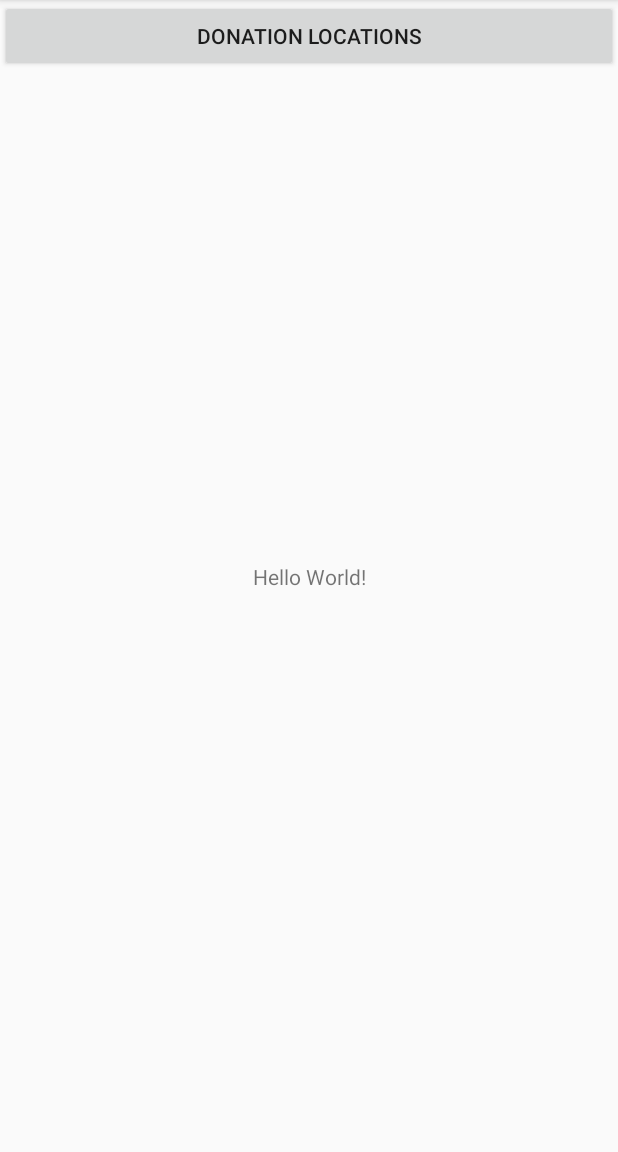
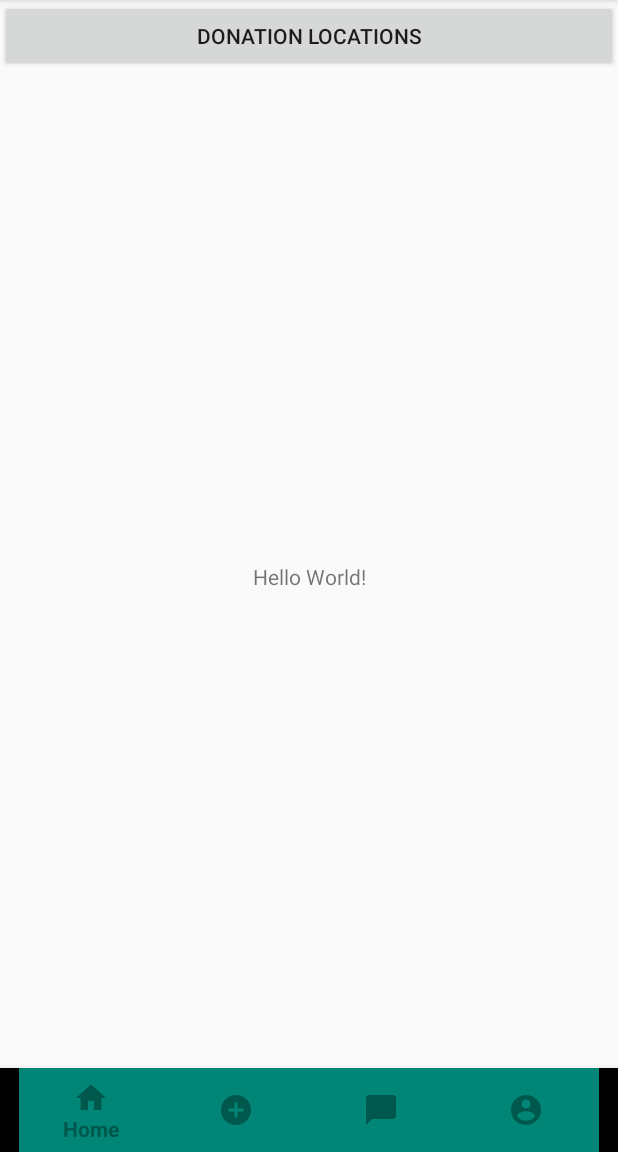
Before and after one commit to shiinx/1D_Kifu, an Android app: the screen it shows after launch (MainActivity), on a phone screen of 412 x 824 dp, the part 84-1236 px from its top. Run offline under Robolectric (Android 15) with nearby library versions, the phone set to English and light mode, and no system bars.

Commit message:
Bottom Navigation Bar

```diff
--- a/app/build.gradle
+++ b/app/build.gradle
@@ -24,6 +24,8 @@ dependencies {
     implementation fileTree(dir: 'libs', include: ['*.jar'])
     implementation 'androidx.appcompat:appcompat:1.1.0'
     implementation 'androidx.constraintlayout:constraintlayout:1.1.3'
+    implementation 'com.google.android.material:material:1.1.0-alpha10'
+    implementation 'androidx.legacy:legacy-support-v4:1.0.0'
     testImplementation 'junit:junit:4.12'
     androidTestImplementation 'androidx.test.ext:junit:1.1.1'
     androidTestImplementation 'androidx.test.espresso:espresso-core:3.2.0'
--- /dev/null
+++ b/app/src/main/java/com/Team3_6/kifu/AccountFragment.java
@@ -0,0 +1,31 @@
+package com.Team3_6.kifu;
+
+
+import android.os.Bundle;
+
+import androidx.fragment.app.Fragment;
+
+import android.view.LayoutInflater;
+import android.view.View;
+import android.view.ViewGroup;
+
+
+/**
+ * A simple {@link Fragment} subclass.
+ */
+public class AccountFragment extends Fragment {
+
+
+    public AccountFragment() {
+        // Required empty public constructor
+    }
+
+
+    @Override
+    public View onCreateView(LayoutInflater inflater, ViewGroup container,
+                             Bundle savedInstanceState) {
+        // Inflate the layout for this fragment
+        return inflater.inflate(R.layout.fragment_account, container, false);
+    }
+
+}
--- /dev/null
+++ b/app/src/main/java/com/Team3_6/kifu/ChatFragment.java
@@ -0,0 +1,31 @@
+package com.Team3_6.kifu;
+
+
+import android.os.Bundle;
+
+import androidx.fragment.app.Fragment;
+
+import android.view.LayoutInflater;
+import android.view.View;
+import android.view.ViewGroup;
+
+
+/**
+ * A simple {@link Fragment} subclass.
+ */
+public class ChatFragment extends Fragment {
+
+
+    public ChatFragment() {
+        // Required empty public constructor
+    }
+
+
+    @Override
+    public View onCreateView(LayoutInflater inflater, ViewGroup container,
+                             Bundle savedInstanceState) {
+        // Inflate the layout for this fragment
+        return inflater.inflate(R.layout.fragment_chat, container, false);
+    }
+
+}
--- /dev/null
+++ b/app/src/main/java/com/Team3_6/kifu/HomeFragment.java
@@ -0,0 +1,31 @@
+package com.Team3_6.kifu;
+
+
+import android.os.Bundle;
+
+import androidx.fragment.app.Fragment;
+
+import android.view.LayoutInflater;
+import android.view.View;
+import android.view.ViewGroup;
+
+
+/**
+ * A simple {@link Fragment} subclass.
+ */
+public class HomeFragment extends Fragment {
+
+
+    public HomeFragment() {
+        // Required empty public constructor
+    }
+
+
+    @Override
+    public View onCreateView(LayoutInflater inflater, ViewGroup container,
+                             Bundle savedInstanceState) {
+        // Inflate the layout for this fragment
+        return inflater.inflate(R.layout.fragment_home, container, false);
+    }
+
+}
--- a/app/src/main/java/com/Team3_6/kifu/MainActivity.java
+++ b/app/src/main/java/com/Team3_6/kifu/MainActivity.java
@@ -1,18 +1,32 @@
 package com.Team3_6.kifu;
 
+import androidx.annotation.NonNull;
 import androidx.appcompat.app.AppCompatActivity;
+import androidx.fragment.app.Fragment;
+import androidx.fragment.app.FragmentTransaction;
 
 import android.content.Intent;
 import android.os.Bundle;
+import android.view.MenuItem;
 import android.view.View;
 
 import android.widget.Button;
+import android.widget.FrameLayout;
 
+import com.google.android.material.bottomnavigation.BottomNavigationView;
 
 
 public class MainActivity extends AppCompatActivity {
 
     Button mapButton;
+    BottomNavigationView bottomNavBar;
+    FrameLayout frameLayout;
+
+    // fragments
+    HomeFragment homeFragment;
+    PostFragment postFragment;
+    ChatFragment chatFragment;
+    AccountFragment accountFragment;
 
     @Override
     protected void onCreate(Bundle savedInstanceState) {
@@ -30,5 +44,54 @@ public class MainActivity extends AppCompatActivity {
             }
         });
 
+        // initialise bottom navigation bar
+        bottomNavBar =findViewById(R.id.bottomNavBar);
+        frameLayout = findViewById(R.id.frameLayout);
+
+        // initialise fragments
+        homeFragment = new HomeFragment();
+        postFragment = new PostFragment();
+        chatFragment = new ChatFragment();
+        accountFragment = new AccountFragment();
+
+
+        bottomNavBar.setOnNavigationItemSelectedListener(new BottomNavigationView.OnNavigationItemSelectedListener() {
+            @Override
+            public boolean onNavigationItemSelected(@NonNull MenuItem item) {
+                // switch between different fragments
+                switch (item.getItemId()){
+                    case R.id.navigation_home:
+                        LoadFragment(homeFragment);
+                        return true;
+                    case R.id.navigation_post:
+                        LoadFragment(postFragment);
+                        return true;
+                    case R.id.navigation_chat:
+                        LoadFragment(chatFragment);
+                        return true;
+                    case R.id.navigation_account:
+                        LoadFragment(accountFragment);
+                        return true;
+
+                }
+
+                return false;
+            }
+        });
+
+
+
+
+
     }
+
+
+    // methods to change to other fragments
+    private void LoadFragment(Fragment fragment){
+        FragmentTransaction fragmentTransaction = getSupportFragmentManager().beginTransaction();
+        fragmentTransaction.replace(R.id.frameLayout,fragment);
+        fragmentTransaction.commit();
+    }
+
+
 }
--- /dev/null
+++ b/app/src/main/java/com/Team3_6/kifu/PostFragment.java
@@ -0,0 +1,31 @@
+package com.Team3_6.kifu;
+
+
+import android.os.Bundle;
+
+import androidx.fragment.app.Fragment;
+
+import android.view.LayoutInflater;
+import android.view.View;
+import android.view.ViewGroup;
+
+
+/**
+ * A simple {@link Fragment} subclass.
+ */
+public class PostFragment extends Fragment {
+
+
+    public PostFragment() {
+        // Required empty public constructor
+    }
+
+
+    @Override
+    public View onCreateView(LayoutInflater inflater, ViewGroup container,
+                             Bundle savedInstanceState) {
+        // Inflate the layout for this fragment
+        return inflater.inflate(R.layout.fragment_post, container, false);
+    }
+
+}
--- /dev/null
+++ b/app/src/main/res/drawable/ic_account_circle_black_24dp.xml
@@ -0,0 +1,9 @@
+<vector xmlns:android="http://schemas.android.com/apk/res/android"
+        android:width="24dp"
+        android:height="24dp"
+        android:viewportWidth="24.0"
+        android:viewportHeight="24.0">
+    <path
+        android:fillColor="#FF000000"
+        android:pathData="M12,2C6.48,2 2,6.48 2,12s4.48,10 10,10 10,-4.48 10,-10S17.52,2 12,2zM12,5c1.66,0 3,1.34 3,3s-1.34,3 -3,3 -3,-1.34 -3,-3 1.34,-3 3,-3zM12,19.2c-2.5,0 -4.71,-1.28 -6,-3.22 0.03,-1.99 4,-3.08 6,-3.08 1.99,0 5.97,1.09 6,3.08 -1.29,1.94 -3.5,3.22 -6,3.22z"/>
+</vector>
--- /dev/null
+++ b/app/src/main/res/drawable/ic_chat_bubble_black_24dp.xml
@@ -0,0 +1,9 @@
+<vector xmlns:android="http://schemas.android.com/apk/res/android"
+        android:width="24dp"
+        android:height="24dp"
+        android:viewportWidth="24.0"
+        android:viewportHeight="24.0">
+    <path
+        android:fillColor="#FF000000"
+        android:pathData="M20,2H4c-1.1,0 -2,0.9 -2,2v18l4,-4h14c1.1,0 2,-0.9 2,-2V4c0,-1.1 -0.9,-2 -2,-2z"/>
+</vector>
--- /dev/null
+++ b/app/src/main/res/drawable/ic_home_black_24dp.xml
@@ -0,0 +1,9 @@
+<vector xmlns:android="http://schemas.android.com/apk/res/android"
+        android:width="24dp"
+        android:height="24dp"
+        android:viewportWidth="24.0"
+        android:viewportHeight="24.0">
+    <path
+        android:fillColor="#FF000000"
+        android:pathData="M10,20v-6h4v6h5v-8h3L12,3 2,12h3v8z"/>
+</vector>
--- /dev/null
+++ b/app/src/main/res/drawable/ic_post_circle_black_24dp.xml
@@ -0,0 +1,9 @@
+<vector xmlns:android="http://schemas.android.com/apk/res/android"
+        android:width="24dp"
+        android:height="24dp"
+        android:viewportWidth="24.0"
+        android:viewportHeight="24.0">
+    <path
+        android:fillColor="#FF000000"
+        android:pathData="M12,2C6.48,2 2,6.48 2,12s4.48,10 10,10 10,-4.48 10,-10S17.52,2 12,2zM17,13h-4v4h-2v-4L7,13v-2h4L11,7h2v4h4v2z"/>
+</vector>
--- a/app/src/main/res/layout/activity_main.xml
+++ b/app/src/main/res/layout/activity_main.xml
@@ -22,4 +22,36 @@
         android:layout_gravity="center"
         android:text="Donation locations" />
 
+
+    <FrameLayout
+        android:id="@+id/container"
+        android:layout_width="match_parent"
+        android:layout_height="match_parent"
+        app:layout_constraintBottom_toBottomOf="parent"
+        app:layout_constraintEnd_toEndOf="parent"
+        app:layout_constraintStart_toStartOf="parent"
+        app:layout_constraintTop_toTopOf="parent">
+
+
+        <com.google.android.material.bottomnavigation.BottomNavigationView
+            android:id="@+id/bottomNavBar"
+            android:layout_width="match_parent"
+            android:layout_height="wrap_content"
+            android:layout_gravity="bottom"
+            app:itemBackground="@color/colorPrimary"
+            app:itemIconTint="@color/colorPrimaryDark"
+            app:itemTextColor="@color/colorPrimaryDark"
+            app:menu="@menu/bottom_nav_bar" />
+        <!-- to include the menu items for the bottom navigation bar -->
+
+        <FrameLayout
+            android:id="@+id/frameLayout"
+            android:layout_width="match_parent"
+            android:layout_height="550dp">
+
+        </FrameLayout>
+
+
+    </FrameLayout>
+
 </androidx.constraintlayout.widget.ConstraintLayout>
--- /dev/null
+++ b/app/src/main/res/menu/bottom_nav_bar.xml
@@ -0,0 +1,26 @@
+<?xml version="1.0" encoding="utf-8"?>
+<menu xmlns:android="http://schemas.android.com/apk/res/android">
+
+
+    <item
+        android:id="@+id/navigation_home"
+        android:icon="@drawable/ic_home_black_24dp"
+        android:title="Home"/>
+
+    <item
+        android:id="@+id/navigation_post"
+        android:icon="@drawable/ic_post_circle_black_24dp"
+        android:title="Post"/>
+
+    <item
+        android:id="@+id/navigation_chat"
+        android:icon="@drawable/ic_chat_bubble_black_24dp"
+        android:title="Chat"/>
+
+    <item
+        android:id="@+id/navigation_account"
+        android:icon="@drawable/ic_account_circle_black_24dp"
+        android:title="Account"/>
+
+
+</menu>
--- a/app/src/main/res/values/strings.xml
+++ b/app/src/main/res/values/strings.xml
@@ -1,3 +1,6 @@
 <resources>
     <string name="app_name">Kifu</string>
+
+    <!-- TODO: Remove or change this placeholder text -->
+    <string name="hello_blank_fragment">Hello blank fragment</string>
 </resources>
```
Also changed, not shown: app/src/main/res/layout/fragment_account.xml (added, +14 -0 lines), app/src/main/res/layout/fragment_chat.xml (added, +14 -0 lines), app/src/main/res/layout/fragment_home.xml (added, +14 -0 lines), app/src/main/res/layout/fragment_post.xml (added, +14 -0 lines).
